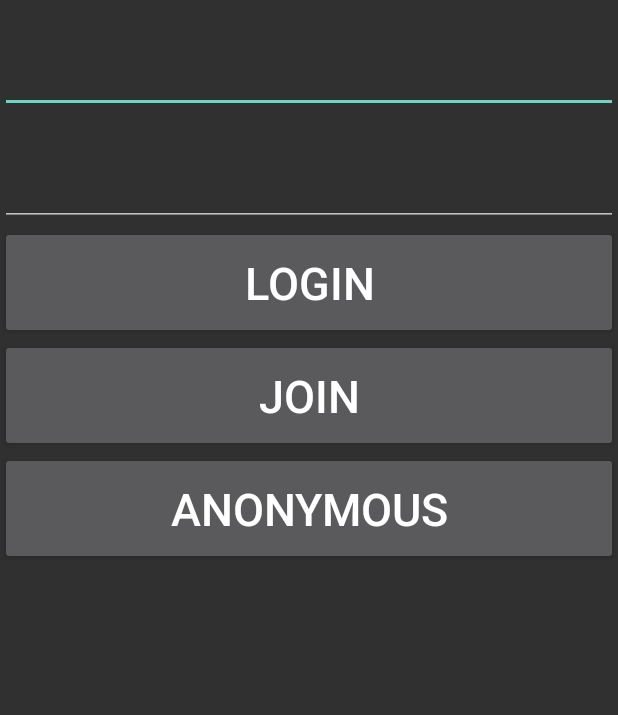
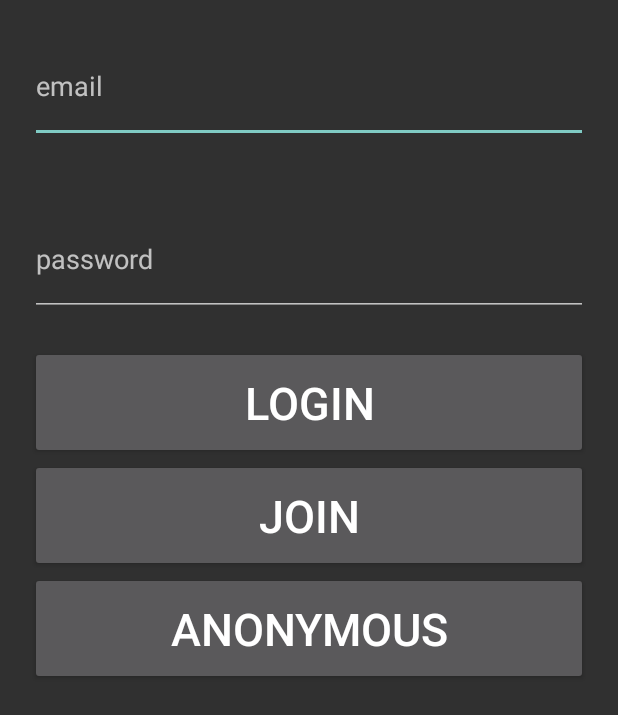
Before and after one commit to regularPark/FitdBack_04, an Android app: the screen it shows after launch (TestLoginActivity), on a phone screen of 412 x 824 dp. Shown: the top 715 px of the screen. Run offline under Robolectric (Android 15) with nearby library versions, the phone set to English and light mode, and no system bars; our stand-ins replace Firebase (no records; nobody signed in at launch, a user with empty details on screens opened directly).

Commit message:
[변경] TestLogin 레이아웃 수정

```diff
--- a/app/src/main/java/com/fitdback/posedetection/DrawView.kt
+++ b/app/src/main/java/com/fitdback/posedetection/DrawView.kt
@@ -152,7 +152,7 @@ class DrawView : View {
               }
                 else -> {
                     if (prePointF != null) {
-                        mPaint.color = 0xff6fa8dc.toInt()
+                        mPaint.color = 0xfffaff0d.toInt() // skeleton 색상 지정
                         canvas.drawLine(prePointF.x, prePointF.y, pointF.x, pointF.y, mPaint)
                     }
                 }
--- a/app/src/main/java/com/fitdback/userinterface/TestLoginActivity.kt
+++ b/app/src/main/java/com/fitdback/userinterface/TestLoginActivity.kt
@@ -50,6 +50,12 @@ class TestLoginActivity : AppCompatActivity() {
                 toLoginSuccessActivityIntent
             )
 //            Log.d("TestLogin", email.text.toString())
+
+        }
+
+        // 회원가입 버튼 클릭 시 동작
+        btnjoin.setOnClickListener {
+
 
         }
 
@@ -108,54 +114,3 @@ class TestLoginActivity : AppCompatActivity() {
 
     }
 } // end of TestLoginActivity
-
-//            firebaseAuth!!.createUserWithEmailAndPassword(
-//                email.text.toString(),
-//                password.text.toString()
-//            ).addOnCompleteListener(this) { task ->
-//                if (task.isSuccessful) {
-//                    val user = firebaseAuth!!.currentUser
-//
-//                    Toast.makeText(
-//                        baseContext, "Authentication Success.",
-//                        Toast.LENGTH_LONG
-//                    ).show()
-//
-//                } else {
-//                    // If sign in fails, display a message to the user.
-//                    Toast.makeText(
-//                        baseContext, "Authentication failed.",
-//                        Toast.LENGTH_LONG
-//                    ).show()
-//                }
-//            }
-////            startActivity(toCameraIntent)
-
-
-// 익명 로그인 버튼 클릭시 동작
-//        btnAnonymousLogin.setOnClickListener {
-//
-//            Toast.makeText(this, "Anonymous Login", Toast.LENGTH_LONG).show()
-//
-//            auth.signInAnonymously()
-//                .addOnCompleteListener(this) { task ->
-//                    if (task.isSuccessful) {
-//
-//                        val user = auth.currentUser
-//
-//                        Toast.makeText(
-//                            baseContext, "Authentication Success.",
-//                            Toast.LENGTH_LONG
-//                        ).show()
-//
-//
-//                    } else {
-//                        // If sign in fails, display a message to the user.
-//                        Toast.makeText(
-//                            baseContext, "Authentication failed.",
-//                            Toast.LENGTH_SHORT
-//                        ).show()
-//                    }
-//                }
-//
-//        }
--- a/app/src/main/res/layout/activity_test_login.xml
+++ b/app/src/main/res/layout/activity_test_login.xml
@@ -10,17 +10,23 @@
     <EditText
         android:id="@+id/areaID"
         android:layout_width="match_parent"
-        android:layout_height="75dp" />
+        android:layout_height="75dp"
+        android:layout_margin="20dp"
+        android:hint="email" />
 
     <EditText
         android:id="@+id/areaPassword"
         android:layout_width="match_parent"
-        android:layout_height="75dp" />
+        android:layout_height="75dp"
+        android:layout_margin="20dp"
+        android:hint="password"
+        android:inputType="textPassword" />
 
     <Button
         android:id="@+id/btnLogin"
         android:layout_width="match_parent"
         android:layout_height="75dp"
+        android:layout_marginHorizontal="20dp"
         android:text="Login"
         android:textSize="30sp" />
 
@@ -28,14 +34,18 @@
         android:id="@+id/btnJoin"
         android:layout_width="match_parent"
         android:layout_height="75dp"
+        android:layout_marginHorizontal="20dp"
         android:text="Join"
+
         android:textSize="30sp" />
 
     <Button
         android:id="@+id/btnAnonymousLogin"
         android:layout_width="match_parent"
         android:layout_height="75dp"
+        android:layout_marginHorizontal="20dp"
         android:text="Anonymous"
+
         android:textSize="30sp" />
 
 </LinearLayout>
```
